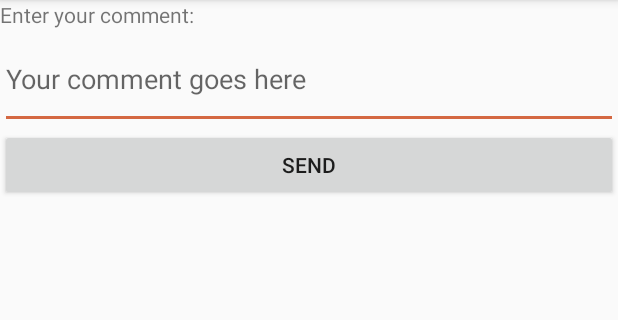
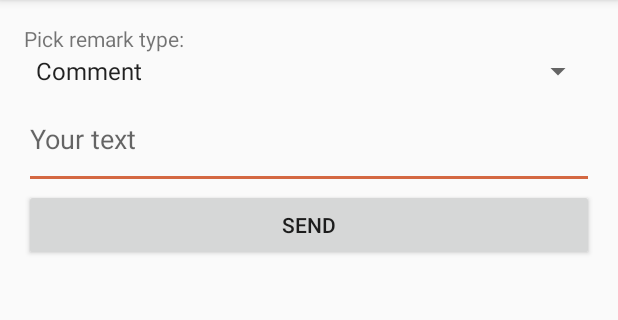
Before and after one commit to sapuglha/remarks-client, an Android app: the screen it shows after launch (CommentAddActivity before the commit, AddRemarkActivity after it), after a tap on "SEND", on a phone screen of 412 x 824 dp, the part 84-404 px from its top. Run offline under Robolectric (Android 15) with nearby library versions, the phone set to English and light mode, and no system bars; our stand-ins replace ButterKnife.

Commit message:
Refactor CommentAddActivity to deal with both Comment and Annotation
Inside activity user can select the message type from a spinner.

```diff
--- a/app/src/main/AndroidManifest.xml
+++ b/app/src/main/AndroidManifest.xml
@@ -10,7 +10,7 @@
         android:label="@string/app_name"
         android:supportsRtl="true"
         android:theme="@style/AppTheme">
-        <activity android:name=".activities.CommentAddActivity">
+        <activity android:name=".activities.AddRemarkActivity">
             <intent-filter>
                 <action android:name="android.intent.action.MAIN" />
 
--- /dev/null
+++ b/app/src/main/java/com/example/remarks/activities/AddRemarkActivity.java
@@ -0,0 +1,133 @@
+package com.example.remarks.activities;
+
+import android.os.AsyncTask;
+import android.os.Bundle;
+import android.support.v7.app.AppCompatActivity;
+import android.text.TextUtils;
+import android.util.Log;
+import android.view.View;
+import android.widget.ArrayAdapter;
+import android.widget.Spinner;
+import android.widget.TextView;
+import android.widget.Toast;
+
+import com.example.remarks.R;
+import com.example.remarks.models.Annotation;
+import com.example.remarks.models.Comment;
+import com.example.remarks.net.Rest;
+
+import java.io.IOException;
+
+import butterknife.BindView;
+import butterknife.ButterKnife;
+import butterknife.OnClick;
+import okhttp3.ResponseBody;
+import retrofit2.Call;
+import retrofit2.Response;
+
+public class AddRemarkActivity extends AppCompatActivity {
+    private static final String TAG = "AddRemarkActivity";
+
+    @BindView(R.id.add_remark_text)
+    TextView text;
+
+    @BindView(R.id.add_remark_choices)
+    Spinner choices;
+
+    @OnClick(R.id.add_remark_button_send)
+    void sendComment(View view) {
+        String commentText = text.getText().toString();
+
+        if (TextUtils.isEmpty(commentText)) {
+            Log.e(TAG, "Empty text");
+            return;
+        }
+
+        new PostRemarkTask().execute(commentText);
+    }
+
+    @Override
+    protected void onCreate(Bundle savedInstanceState) {
+        super.onCreate(savedInstanceState);
+        setContentView(R.layout.activity_remark_add);
+        ButterKnife.bind(this);
+
+        // Create an ArrayAdapter using the string array and a default spinner layout
+        ArrayAdapter<CharSequence> adapter = ArrayAdapter.createFromResource(this,
+                R.array.remarks_array, android.R.layout.simple_spinner_item);
+
+        // Specify the layout to use when the list of choices appears
+        adapter.setDropDownViewResource(android.R.layout.simple_spinner_dropdown_item);
+
+        // Apply the adapter to the spinner
+        choices.setAdapter(adapter);
+    }
+
+    // Network calls cannot be made on main thread, use a separate thread
+    private class PostRemarkTask extends AsyncTask<String, Void, Boolean> {
+        String selectedType;
+
+        @Override
+        protected void onPreExecute() {
+            super.onPreExecute();
+            selectedType = choices.getSelectedItem().toString();
+        }
+
+        @Override
+        protected Boolean doInBackground(String... messages) {
+            // TODO:
+            // before starting a network request we should persist the remark,
+            // then if network request fails it's possible to retry later
+
+            boolean returnValue = false;
+            String message = messages[0];
+
+            Rest restHttpClient = Rest.getInstance();
+            Call<ResponseBody> call = null;
+
+            if ("Comment".equals(selectedType)) {
+                Comment comment = Comment.builder()
+                        .comment(message)
+                        .timestamp(System.currentTimeMillis())
+                        .build();
+
+                call = restHttpClient.sendComment(comment);
+            } else if ("Annotation".equals(selectedType)) {
+                Annotation annotation = Annotation.builder()
+                        .annotation(message)
+                        .timestamp(System.currentTimeMillis())
+                        .build();
+
+                call = restHttpClient.sendAnnotation(annotation);
+            }
+
+            if (null == call) {
+                return returnValue;
+            }
+
+            try {
+                Response<ResponseBody> response = call.execute();
+                if (null != response && response.isSuccessful()) {
+                    // TODO: remove the remark from the local storage
+                    returnValue = true;
+                }
+            } catch (IOException e) {
+                // TODO: properly handle exception: log if on debug build, and send exception to a crash reporting service
+                e.printStackTrace();
+            }
+
+            return returnValue;
+        }
+
+        @Override
+        protected void onPostExecute(Boolean result) {
+            super.onPostExecute(result);
+
+            if (result) {
+                Toast.makeText(AddRemarkActivity.this, R.string.add_remark_activity_toast_message_success, Toast.LENGTH_LONG).show();
+            } else {
+                Toast.makeText(AddRemarkActivity.this, R.string.add_remark_activity_toast_message_error, Toast.LENGTH_LONG).show();
+            }
+        }
+    }
+}
--- a/app/src/main/java/com/example/remarks/activities/CommentAddActivity.java
+++ /dev/null
@@ -1,90 +0,0 @@
-package com.example.remarks.activities;
-
-import android.os.AsyncTask;
-import android.os.Bundle;
-import android.support.v7.app.AppCompatActivity;
-import android.text.TextUtils;
-import android.util.Log;
-import android.view.View;
-import android.widget.TextView;
-import android.widget.Toast;
-
-import com.example.remarks.R;
-import com.example.remarks.models.Comment;
-import com.example.remarks.net.Rest;
-
-import java.io.IOException;
-
-import butterknife.BindView;
-import butterknife.ButterKnife;
-import butterknife.OnClick;
-import okhttp3.ResponseBody;
-import retrofit2.Call;
-import retrofit2.Response;
-
-public class CommentAddActivity extends AppCompatActivity {
-    private static final String TAG = "CommentAddActivity";
-
-    @BindView(R.id.comment_add_text)
-    TextView comment;
-
-    @OnClick(R.id.comment_add_button_send)
-    void sendComment(View view) {
-        String commentText = comment.getText().toString();
-
-        if (TextUtils.isEmpty(commentText)) {
-            Log.e(TAG, "Empty comment");
-            return;
-        }
-
-        Comment newComment = Comment.builder()
-                .comment(commentText)
-                .timestamp(System.currentTimeMillis())
-                .build();
-
-        new PostCommentTask().execute(newComment);
-
-        Toast.makeText(this, R.string.comment_add_activity_toast_message_sent, Toast.LENGTH_LONG).show();
-    }
-
-    @Override
-    protected void onCreate(Bundle savedInstanceState) {
-        super.onCreate(savedInstanceState);
-        setContentView(R.layout.activity_comment_add);
-        ButterKnife.bind(this);
-    }
-
-    // Network calls cannot be made on main thread, use a separate thread
-    private class PostCommentTask extends AsyncTask<Comment, Void, Boolean> {
-        @Override
-        protected Boolean doInBackground(Comment... comments) {
-            // TODO:
-            // before starting a network request we should persist the comment,
-            // then if network request fails it's possible to retry later
-
-            boolean returnValue = false;
-
-            Rest restHttpClient = Rest.getInstance();
-            for (Comment comment : comments) {
-                Call<ResponseBody> call = restHttpClient.sendComment(comment);
-                try {
-                    Response<ResponseBody> response = call.execute();
-                    if (null == response) {
-                        Log.e(TAG, "Unknown error sending comment");
-                    } else if (!response.isSuccessful()) {
-                        Log.e(TAG, String.format("Response http status: %s, body: %s", response.code(), response.body().string()));
-                    } else {
-                        // TODO: remove the comment from the local storage
-                        Log.d(TAG, String.format("Response http status: %s, body: %s", response.code(), response.body().string()));
-                        returnValue = true;
-                    }
-                } catch (IOException e) {
-                    // TODO: properly handle exception: log if on debug build, and sendComment to a crash reporting service
-                    e.printStackTrace();
-                }
-            }
-
-            return returnValue;
-        }
-    }
-}
--- a/app/src/main/res/layout/activity_comment_add.xml
+++ /dev/null
@@ -1,30 +0,0 @@
-<?xml version="1.0" encoding="utf-8"?>
-<LinearLayout xmlns:android="http://schemas.android.com/apk/res/android"
-    xmlns:tools="http://schemas.android.com/tools"
-    android:id="@+id/activity_main"
-    android:layout_width="match_parent"
-    android:layout_height="match_parent"
-    android:orientation="vertical"
-    tools:context="com.example.remarks.activities.CommentAddActivity">
-
-    <TextView
-        android:layout_width="wrap_content"
-        android:layout_height="wrap_content"
-        android:text="@string/comment_add_activity_text_label" />
-
-    <EditText
-        android:id="@+id/comment_add_text"
-        android:layout_width="match_parent"
-        android:layout_height="wrap_content"
-        android:hint="@string/comment_add_activity_edit_text_hint"
-        android:inputType="textMultiLine"
-        android:lines="2"
-        android:maxLines="5" />
-
-    <Button
-        android:id="@+id/comment_add_button_send"
-        android:layout_width="match_parent"
-        android:layout_height="wrap_content"
-        android:text="@string/comment_add_activity_button_label_send" />
-
-</LinearLayout>
--- /dev/null
+++ b/app/src/main/res/layout/activity_remark_add.xml
@@ -0,0 +1,40 @@
+<?xml version="1.0" encoding="utf-8"?>
+<LinearLayout xmlns:android="http://schemas.android.com/apk/res/android"
+    xmlns:tools="http://schemas.android.com/tools"
+    android:layout_width="match_parent"
+    android:layout_height="match_parent"
+    android:layout_marginLeft="@dimen/activity_horizontal_margin"
+    android:layout_marginStart="@dimen/activity_horizontal_margin"
+    android:layout_marginRight="@dimen/activity_horizontal_margin"
+    android:layout_marginEnd="@dimen/activity_horizontal_margin"
+    android:layout_marginTop="@dimen/activity_vertical_margin"
+    android:orientation="vertical"
+    tools:context=".activities.AddRemarkActivity">
+
+    <TextView
+        android:layout_width="wrap_content"
+        android:layout_height="wrap_content"
+        android:text="@string/add_remark_activity_spinner_label" />
+
+    <Spinner
+        android:id="@+id/add_remark_choices"
+        android:layout_width="match_parent"
+        android:layout_height="wrap_content" />
+
+    <EditText
+        android:id="@+id/add_remark_text"
+        android:layout_width="match_parent"
+        android:layout_height="wrap_content"
+        android:hint="@string/add_remark_activity_edit_text_hint"
+        android:inputType="textMultiLine"
+        android:lines="2"
+        android:maxLines="5"
+        android:minLines="2" />
+
+    <Button
+        android:id="@+id/add_remark_button_send"
+        android:layout_width="match_parent"
+        android:layout_height="wrap_content"
+        android:text="@string/add_remark_activity_button_label_send" />
+
+</LinearLayout>
--- /dev/null
+++ b/app/src/main/res/values/arrays.xml
@@ -0,0 +1,7 @@
+<?xml version="1.0" encoding="utf-8"?>
+<resources>
+    <string-array name="remarks_array">
+        <item>Comment</item>
+        <item>Annotation</item>
+    </string-array>
+</resources>
--- a/app/src/main/res/values/strings.xml
+++ b/app/src/main/res/values/strings.xml
@@ -1,8 +1,9 @@
 <resources>
     <string name="app_name">Remarks</string>
 
-    <string name="comment_add_activity_text_label">Enter your comment:</string>
-    <string name="comment_add_activity_edit_text_hint">Your comment goes here</string>
-    <string name="comment_add_activity_button_label_send">Send</string>
-    <string name="comment_add_activity_toast_message_sent">Comment sent.</string>
+    <string name="add_remark_activity_spinner_label">Pick remark type:</string>
+    <string name="add_remark_activity_edit_text_hint">Your text</string>
+    <string name="add_remark_activity_button_label_send">Send</string>
+    <string name="add_remark_activity_toast_message_success">Sent.</string>
+    <string name="add_remark_activity_toast_message_error">Remark will be sent later.</string>
 </resources>
```
